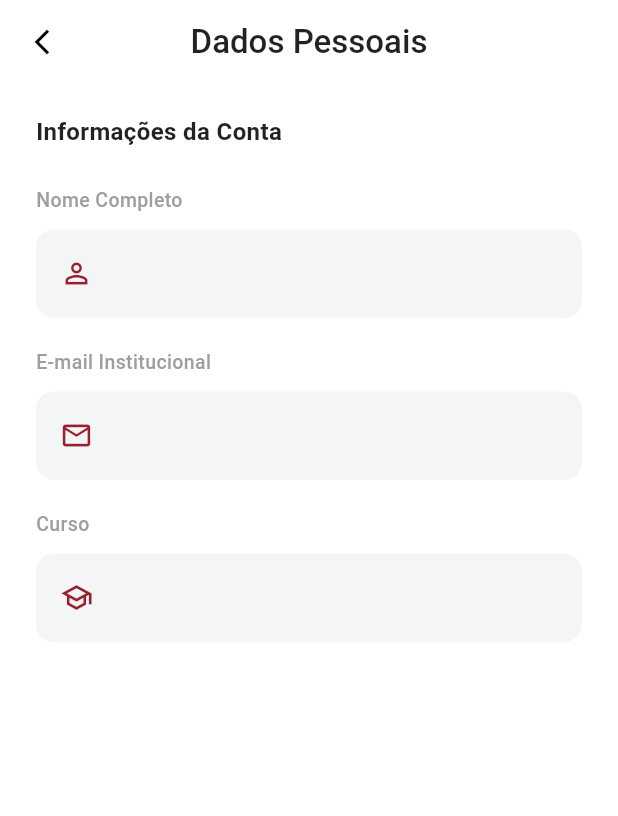
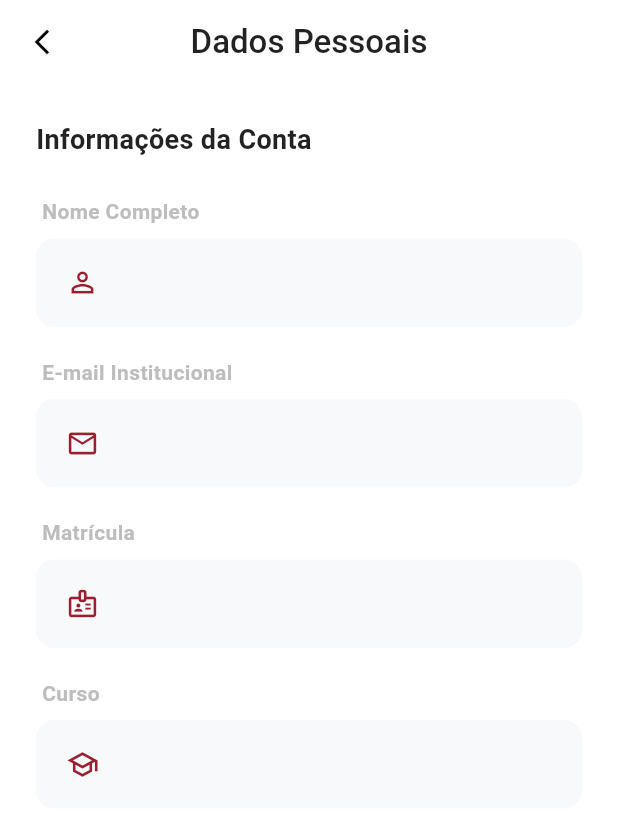
Before and after one commit to victoriacarvalho/secomp_app, a Flutter app: the PersonalDataScreen screen opened directly, on a phone screen of 412 x 824 dp. Shown: the top 816 px of the screen. Run offline on Flutter 3.47's test engine with Material 3 defaults, Android fonts, the light colour scheme and no system bars; our stand-ins replace cloud_firestore, firebase_auth, firebase_core, image_picker; accounts and stored records are empty; Roboto replaces fonts that are missing (Times New Roman).

Commit message:
refactor PersonalDataScreen: fix scroll stretching and include matricula display

```diff
--- a/lib/screens/personal_data_screen.dart
+++ b/lib/screens/personal_data_screen.dart
@@ -1,5 +1,6 @@
 import 'package:flutter/material.dart';
 import '../servicos/autenticacao_servico.dart';
+import 'home_screen.dart';
 
 class PersonalDataScreen extends StatefulWidget {
   const PersonalDataScreen({super.key});
@@ -10,30 +11,27 @@ class PersonalDataScreen extends StatefulWidget {
 
 class _PersonalDataScreenState extends State<PersonalDataScreen> {
   final AutenticacaoServico _authService = AutenticacaoServico();
-
   final Color primaryRed = const Color(0xFF9A202F);
-  final Color lightGrey = const Color(0xFFF3F5F7);
 
   @override
   Widget build(BuildContext context) {
     return Scaffold(
       backgroundColor: Colors.white,
       appBar: AppBar(
-        backgroundColor: Colors.transparent,
-        elevation: 0,
-        centerTitle: true,
-        leading: IconButton(
-          icon: const Icon(Icons.arrow_back_ios_new, size: 20, color: Colors.black),
-          onPressed: () => Navigator.pop(context),
-        ),
         title: const Text(
           "Dados Pessoais",
           style: TextStyle(
             fontFamily: 'Times New Roman',
-            fontWeight: FontWeight.w500, // Ajustado para w500
-            fontSize: 22,
-            color: Colors.black87,       // Ajustado para black87
+            color: Colors.black87,
+            fontWeight: FontWeight.w500,
           ),
+        ),
+        centerTitle: true,
+        backgroundColor: Colors.transparent,
+        elevation: 0,
+        leading: IconButton(
+          icon: const Icon(Icons.arrow_back_ios_new, color: Colors.black, size: 20),
+          onPressed: () => Navigator.pop(context),
         ),
       ),
       body: FutureBuilder<Map<String, dynamic>?>(
@@ -44,42 +42,51 @@ class _PersonalDataScreenState extends State<PersonalDataScreen> {
           }
 
           if (snapshot.hasError || !snapshot.hasData) {
-            return const Center(child: Text("Erro ao carregar dados do perfil."));
+            return const Center(child: Text("Erro ao carregar dados."));
           }
 
           var dados = snapshot.data!;
-
           String nome = dados['nome'] ?? "Não informado";
           String email = dados['email'] ?? "Não informado";
           String curso = dados['curso'] ?? "Não informado";
+          String matricula = dados['matricula'] ?? "Não informado";
 
-          return SingleChildScrollView(
-            padding: const EdgeInsets.symmetric(horizontal: 24.0, vertical: 20.0),
+          bool isAdmin = (dados['role'] == 'admin') || (email.endsWith('@ufop.edu.br'));
+
+          // --- CORREÇÃO: Remove efeito visual de esticamento ---
+          return ScrollConfiguration(
+            behavior: NoOverscrollBehavior(),
+            child: SingleChildScrollView(
+              physics: const ClampingScrollPhysics(),
+              padding: const EdgeInsets.all(24),
               child: Column(
                 crossAxisAlignment: CrossAxisAlignment.start,
                 children: [
                   const Text(
                     "Informações da Conta",
-                  style: TextStyle(
-                      fontSize: 16,
-                      fontWeight: FontWeight.bold,
-                      color: Colors.black87,
-                      fontFamily: 'sans-serif'
-                  ),
+                    style: TextStyle(fontSize: 18, fontWeight: FontWeight.bold, color: Colors.black87),
                   ),
                   const SizedBox(height: 25),
 
-                _buildDataField("Nome Completo", nome, Icons.person_outline),
+                  _buildInfoLabel("Nome Completo"),
+                  _buildInfoCard(Icons.person_outline, nome),
                   const SizedBox(height: 20),
 
-                _buildDataField("E-mail Institucional", email, Icons.email_outlined),
+                  _buildInfoLabel("E-mail Institucional"),
+                  _buildInfoCard(Icons.email_outlined, email),
                   const SizedBox(height: 20),
 
-                _buildDataField("Curso", curso, Icons.school_outlined),
+                  // Dados exclusivos do perfil Participante
+                  if (!isAdmin) ...[
+                    _buildInfoLabel("Matrícula"),
+                    _buildInfoCard(Icons.badge_outlined, matricula),
+                    const SizedBox(height: 20),
 
-                const SizedBox(height: 50),
-
+                    _buildInfoLabel("Curso"),
+                    _buildInfoCard(Icons.school_outlined, curso),
                   ],
+                ],
+              ),
             ),
           );
         },
@@ -87,46 +94,36 @@ class _PersonalDataScreenState extends State<PersonalDataScreen> {
     );
   }
 
-  Widget _buildDataField(String label, String value, IconData icon) {
-    return Column(
-      crossAxisAlignment: CrossAxisAlignment.start,
-      children: [
-        Text(
+  Widget _buildInfoLabel(String label) {
+    return Padding(
+      padding: const EdgeInsets.only(bottom: 8, left: 4),
+      child: Text(
         label,
-          style: const TextStyle(
-              fontSize: 13,
-              color: Colors.grey,
-              fontWeight: FontWeight.w500,
-              fontFamily: 'sans-serif'
+        style: TextStyle(color: Colors.grey[400], fontSize: 14, fontWeight: FontWeight.bold),
       ),
-        ),
-        const SizedBox(height: 10),
-        Container(
+    );
+  }
+
+  Widget _buildInfoCard(IconData icon, String value) {
+    return Container(
       width: double.infinity,
-          padding: const EdgeInsets.symmetric(horizontal: 16, vertical: 18),
+      padding: const EdgeInsets.symmetric(horizontal: 20, vertical: 18),
       decoration: BoxDecoration(
-            color: lightGrey,
+        color: const Color(0xFFF8F9FA),
         borderRadius: BorderRadius.circular(12),
       ),
       child: Row(
         children: [
-              Icon(icon, size: 22, color: primaryRed),
+          Icon(icon, color: primaryRed, size: 22),
           const SizedBox(width: 15),
           Expanded(
             child: Text(
               value,
-                  style: const TextStyle(
-                      fontSize: 16,
-                      color: Colors.black87,
-                      fontWeight: FontWeight.w400,
-                      fontFamily: 'sans-serif'
-                  ),
+              style: const TextStyle(fontSize: 16, color: Colors.black87),
             ),
           ),
         ],
       ),
-        ),
-      ],
     );
   }
 }
```
Lines whose indentation alone changed are shown as unchanged.
